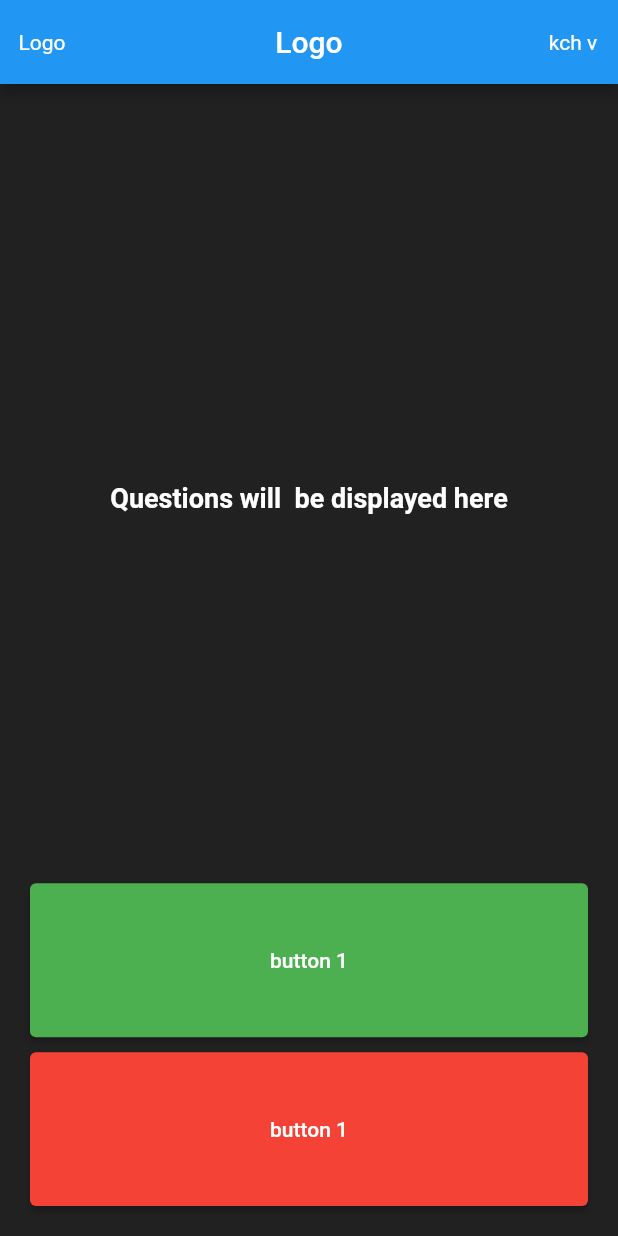
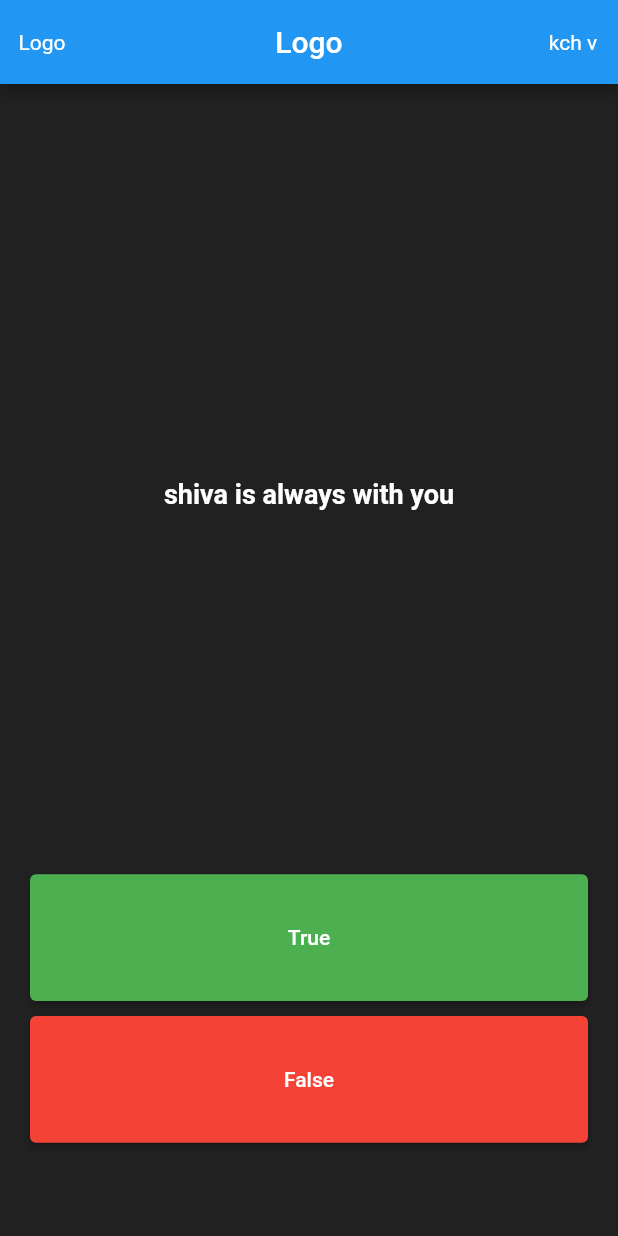
Before and after one commit to Singh-aman01/QuizApp, a Flutter app: the screen it shows after launch, on a phone screen of 412 x 824 dp. Run offline on Flutter 3.47's test engine with Material 2 defaults, Android fonts, the phone set to English and light mode, and no system bars.

Commit message:
quiz app works fine with use of two lists

```diff
--- a/lib/quiz_page1.dart
+++ b/lib/quiz_page1.dart
@@ -1,7 +1,4 @@
 import 'package:flutter/material.dart';
-
-
-
 
 class QuizApp1 extends StatefulWidget {
   const QuizApp1({Key? key}) : super(key: key);
@@ -11,17 +8,27 @@ class QuizApp1 extends StatefulWidget {
 }
 
 class _QuizApp1State extends State<QuizApp1> {
+  List<Widget> scoreKeeper = [];
+  List<String> questions = [
+    "shiva is always with you",
+    "he will not always help you",
+    "you're a noob",
+    "i am pro",
+  ];
+  List<bool> answers = [true, false, false, true];
+  late int questionNumber = 0;
+   late bool ans ;
   @override
   Widget build(BuildContext context) {
     return Column(
       crossAxisAlignment: CrossAxisAlignment.stretch,
       children: [
-        const Expanded(
-          flex: 5,
+        Expanded(
+          flex: 12,
           child: Center(
             child: Text(
-              "Questions will  be displayed here",
-              style: TextStyle(
+              questions[questionNumber],
+              style: const TextStyle(
                 color: Colors.white,
                 fontWeight: FontWeight.bold,
                 fontSize: 18,
@@ -30,24 +37,75 @@ class _QuizApp1State extends State<QuizApp1> {
           ),
         ),
         Expanded(
+          flex: 2,
           child: ElevatedButton(
             style: ElevatedButton.styleFrom(
               primary: Colors.green,
             ),
-            onPressed: () {},
-            child: const Text("button 1"),
+            onPressed: () {
+              setState(() {
+                ans=answers[questionNumber];
+                if(ans == true){
+                  scoreKeeper.add(
+                    const Icon(
+                      Icons.check_circle,
+                      color: Colors.green,
+                    ),
+                  );
+                }else{
+                  scoreKeeper.add(
+                    const Icon(
+                      Icons.cancel,
+                      color: Colors.red,
+                    ),
+                  );
+                }
+                if (questionNumber <= 2) {
+                  questionNumber++;
+                }
+              });
+            },
+            child: const Text("True"),
           ),
         ),
         const SizedBox(
           height: 10,
         ),
         Expanded(
+          flex: 2,
           child: ElevatedButton(
             style: ElevatedButton.styleFrom(
               primary: Colors.red,
             ),
-            onPressed: () {},
-            child: const Text("button 1"),
+            onPressed: () {
+              setState(() {
+                ans=answers[questionNumber];
+                if(ans == false){
+                  scoreKeeper.add(
+                    const Icon(
+                      Icons.check_circle,
+                      color: Colors.green,
+                    ),
+                  );
+                }else{
+                  scoreKeeper.add(
+                    const Icon(
+                      Icons.cancel,
+                      color: Colors.red,
+                    ),
+                  );
+                }
+                if (questionNumber <= 2) {
+                  questionNumber++;
+                }
+              });
+            },
+            child: const Text("False"),
+          ),
+        ),
+        Expanded(
+          child: Row(
+            children: scoreKeeper,
           ),
         ),
       ],
```
